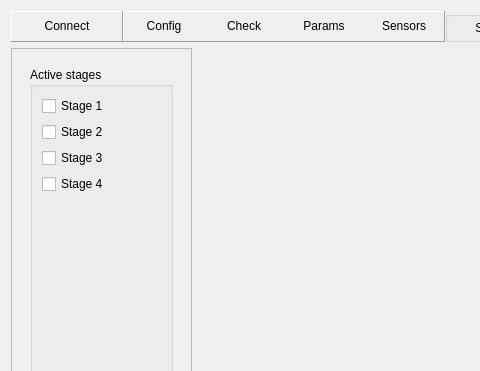
First picture: the form in gui/mainwindow.ui, repository Shmuma/grain-watering, before the edit; both pictures show x 0 to 480 and y 0 to 371 of the 975 by 745 pixel window.
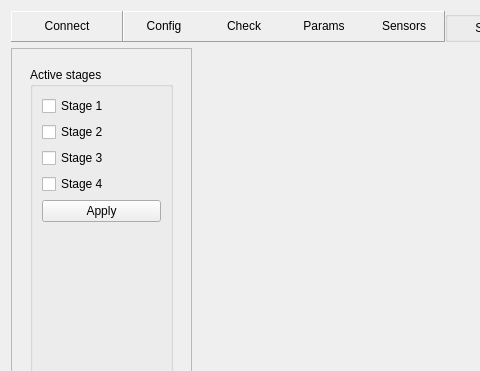
Second picture: the form after the edit. Custom widgets are drawn as their Qt base class.

Commit message: Implemented setstages command in GUI.

```diff
--- a/gui/mainwindow.ui
+++ b/gui/mainwindow.ui
@@ -316,7 +316,7 @@
      <property name="orientation" >
       <enum>Qt::Vertical</enum>
      </property>
-     <widget class="QWidget" name="" >
+     <widget class="QWidget" name="layoutWidget" >
       <layout class="QHBoxLayout" >
        <item>
         <widget class="QFrame" name="settingsPanel" >
@@ -380,6 +380,13 @@
                    </property>
                   </widget>
                  </item>
+                 <item>
+                  <widget class="QPushButton" name="applyStagesButton" >
+                   <property name="text" >
+                    <string>Apply</string>
+                   </property>
+                  </widget>
+                 </item>
                  <item>
                   <spacer>
                    <property name="orientation" >
```
The commit also changes 7 other files.
